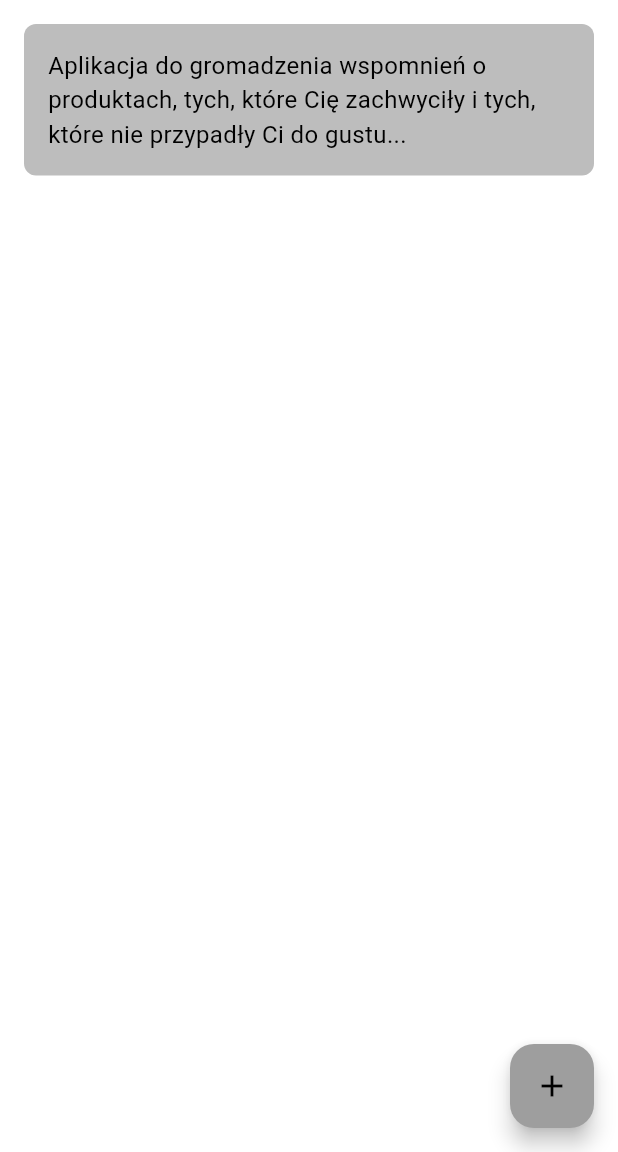
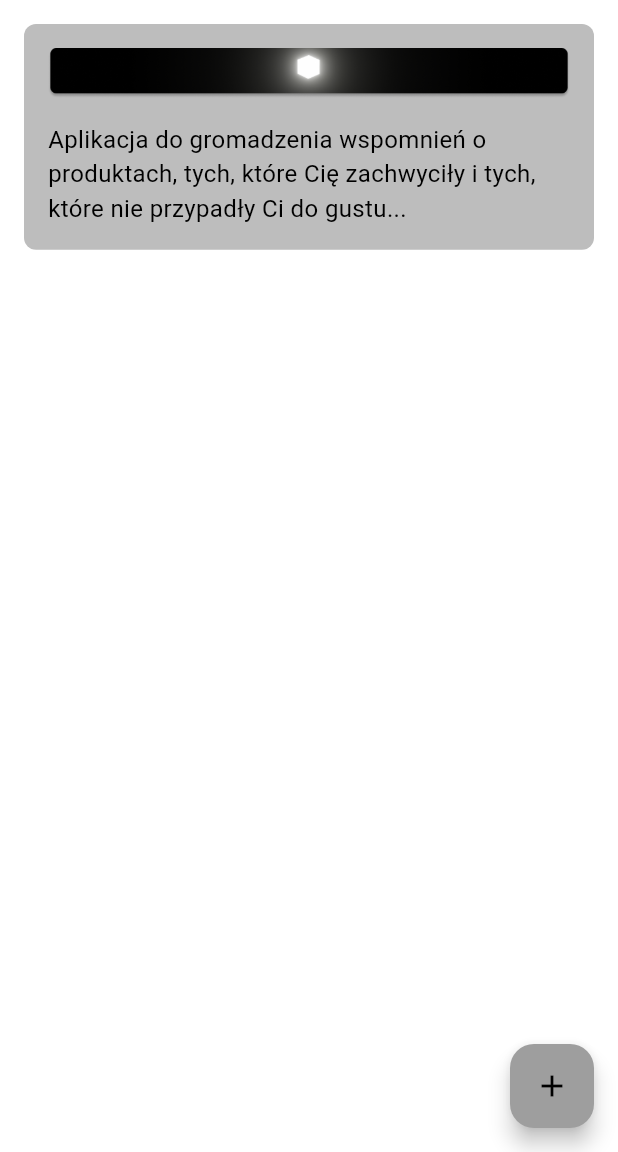
Before and after one commit to PGszafir/recallrave, a Flutter app: the screen it shows after launch, on a phone screen of 412 x 824 dp, the part 84-1236 px from its top. Run offline on Flutter 3.47's test engine with Material 3 defaults, Android fonts, the phone set to English and light mode, and no system bars.

Commit message:
add image to main page

```diff
--- a/lib/main.dart
+++ b/lib/main.dart
@@ -79,15 +79,24 @@ class _MyHomePageState extends State<MyHomePage> {
               child: Container(
                 padding: const EdgeInsets.all(16.0),
                 decoration: BoxDecoration(
-                  color: Colors.grey[400], // Light grey color for the frame background
-                  borderRadius: BorderRadius.circular(8.0), // Optional: add rounded corners
+                  color: Colors.grey[400], // Jasnoszary kolor dla tła ramki
+                  borderRadius: BorderRadius.circular(8.0), // Opcjonalnie: dodaj zaokrąglone rogi
                 ),
-                child: Text(
-                  "Aplikacja do gromadzenia wspomnień o produktach, tych, które Cię zachwyciły i tych, które nie przypadły Ci do gustu...",
-                  style: TextStyle(
-                    fontSize: 16.0,
-                    color: Colors.black,
-                  ),
+                child: Column(
+                  children: [
+                    Image.asset(
+                      'assets/images/bar_split.png',
+                      fit: BoxFit.fill,
+                    ),
+                    SizedBox(height: 16.0), // Opcjonalne: Dodaj odstęp między obrazem a tekstem
+                    Text(
+                      "Aplikacja do gromadzenia wspomnień o produktach, tych, które Cię zachwyciły i tych, które nie przypadły Ci do gustu...",
+                      style: TextStyle(
+                        fontSize: 16.0,
+                        color: Colors.black,
+                      ),
+                    ),
+                  ],
                 ),
               ),
             ),
--- a/pubspec.yaml
+++ b/pubspec.yaml
@@ -32,6 +32,7 @@ dependencies:
     sdk: flutter
 
 
+
   # The following adds the Cupertino Icons font to your application.
   # Use with the CupertinoIcons class for iOS style icons.
   cupertino_icons: ^1.0.2
@@ -52,7 +53,8 @@ dev_dependencies:
 
 # The following section is specific to Flutter packages.
 flutter:
-
+  assets:
+    - assets/images/
   # The following line ensures that the Material Icons font is
   # included with your application, so that you can use the icons in
   # the material Icons class.
```
Also changed, not shown: assets/images/bar_split.png (added).
